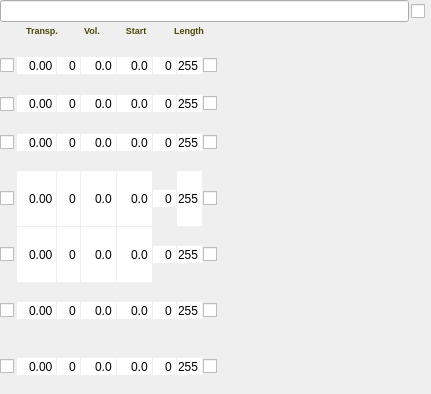
This is Qt/qt4_patch_widget.ui in kmatheussen/radium as Qt 5 draws it before an edit. The edited form follows.
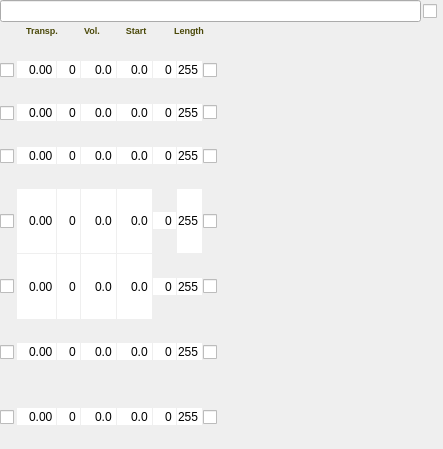
This is the edited form.

Commit message: Instrument: Fix patch widget label colors. Got error messages in debug mode.

```diff
--- a/Qt/qt4_patch_widget.ui
+++ b/Qt/qt4_patch_widget.ui
@@ -6,8 +6,8 @@
    <rect>
     <x>0</x>
     <y>0</y>
-    <width>431</width>
-    <height>394</height>
+    <width>443</width>
+    <height>449</height>
    </rect>
   </property>
   <property name="sizePolicy">
```
Left out of the diff: 12 changed lines with no effect on the pictures. The commit also changes 3 other files.
